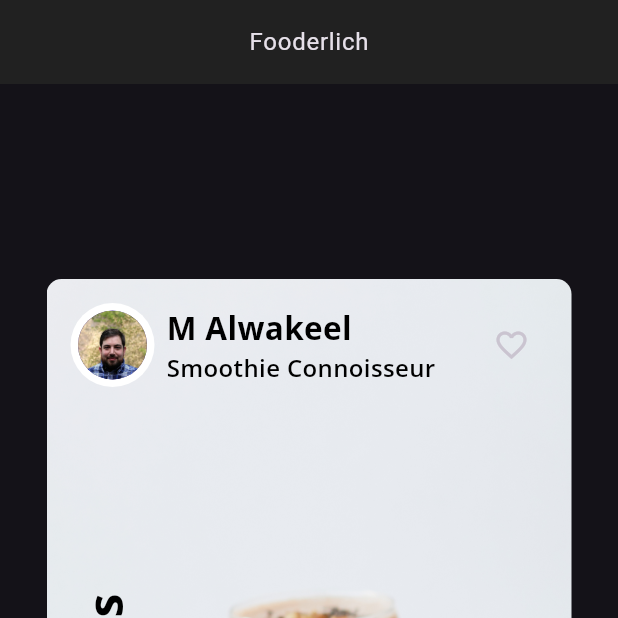
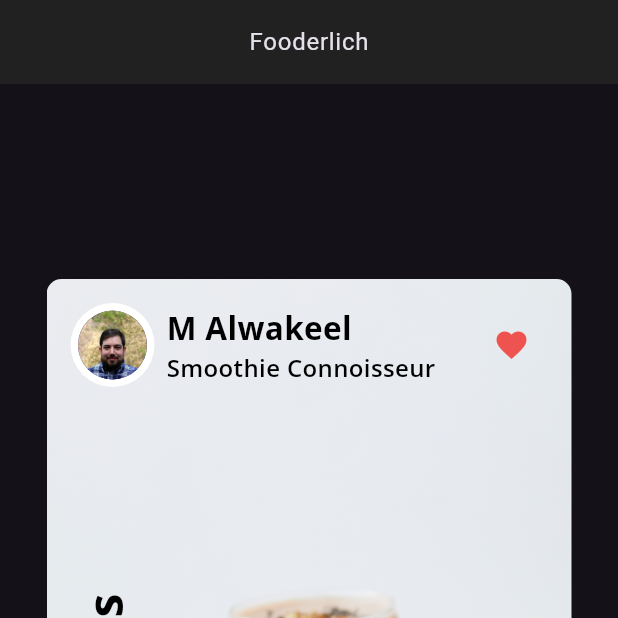
Before and after one commit to mahmoud-alwakeel/flutter-apprentice-book, a Flutter app: the screen it shows after launch, item 2 of the bottom bar chosen, after a tap on the "favorite outline" icon, on a phone screen of 412 x 824 dp, the top half of it. Run offline on Flutter 3.47's test engine with Material 3 defaults, Android fonts, the phone set to English and light mode, and no system bars; our stand-ins replace google_fonts.

Commit message:
ch4 -> stateful widget(fav button)

```diff
--- a/ch_three/lib/widgets/author_card.dart
+++ b/ch_three/lib/widgets/author_card.dart
@@ -2,7 +2,7 @@ import 'package:ch_two/widgets/circle_image.dart';
 import 'package:ch_two/fooderlich_theme.dart';
 import 'package:flutter/material.dart';
 
-class AuthorCard extends StatelessWidget {
+class AuthorCard extends StatefulWidget {
   const AuthorCard({
     super.key,
     required this.authorName,
@@ -15,6 +15,12 @@ class AuthorCard extends StatelessWidget {
   final ImageProvider? imageProvider;
 
   @override
+  State<AuthorCard> createState() => _AuthorCardState();
+}
+
+class _AuthorCardState extends State<AuthorCard> {
+  bool _isFavorited = false;
+  @override
   Widget build(BuildContext context) {
     return Container(
       padding: const EdgeInsets.all(16.0),
@@ -23,7 +29,7 @@ class AuthorCard extends StatelessWidget {
         children: [
           Row(
             children: [
-              CircleImage(imageRadius: 28, imageProvider: imageProvider!),
+              CircleImage(imageRadius: 28, imageProvider: widget.imageProvider!),
               const SizedBox(
                 width: 8.0,
               ),
@@ -31,11 +37,11 @@ class AuthorCard extends StatelessWidget {
                 crossAxisAlignment: CrossAxisAlignment.start,
                 children: [
                   Text(
-                    authorName,
+                    widget.authorName,
                     style: FooderlichTheme.lightTextTheme.headlineMedium,
                   ),
                   Text(
-                    title,
+                    widget.title,
                     style: FooderlichTheme.lightTextTheme.headlineSmall,
                   ),
                 ],
@@ -44,12 +50,15 @@ class AuthorCard extends StatelessWidget {
           ),
           IconButton(
             onPressed: () {
+              setState(() {
+                _isFavorited = !_isFavorited;
+              });
               const snackBar = SnackBar(
                 content: Text('Favorite Added'),
               );
               ScaffoldMessenger.of(context).showSnackBar(snackBar);
             },
-            icon: Icon(Icons.favorite_border),
+            icon: Icon(_isFavorited? Icons.favorite : Icons.favorite_border, color: Colors.red[400],),
           ),
         ],
       ),
```
